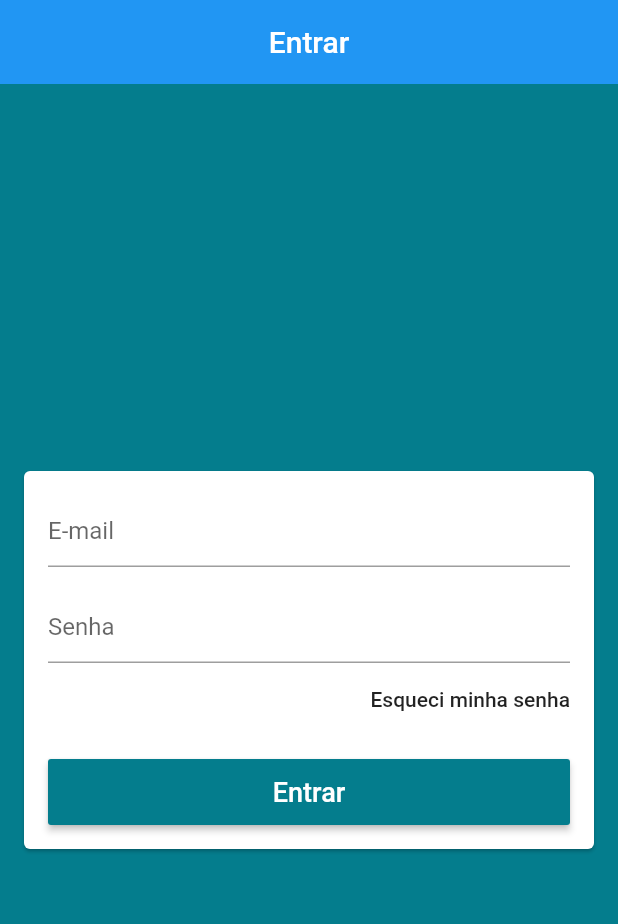
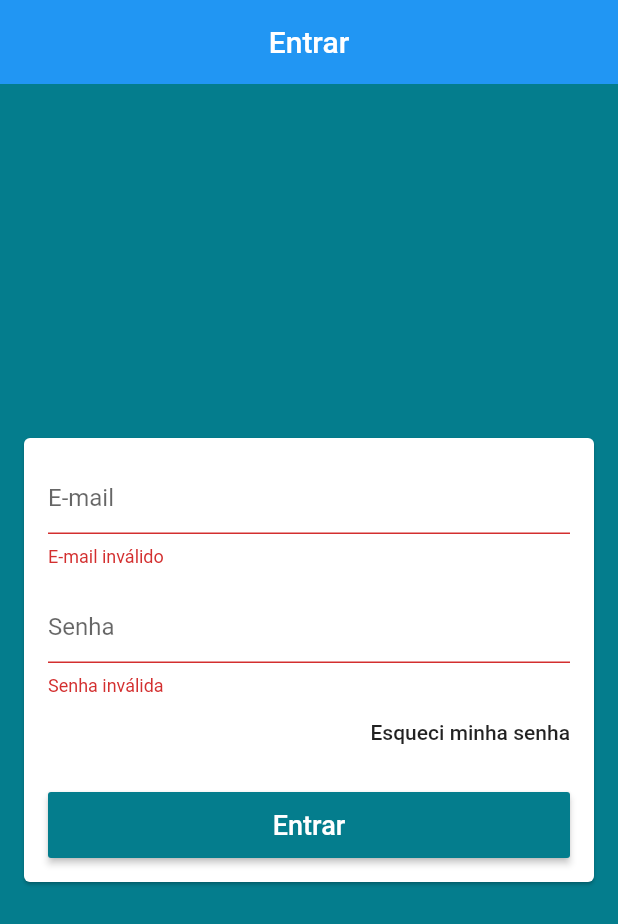
Before and after one commit to rayaniselim/loja_virtual, a Flutter app: the screen it shows after launch, after a tap on "Entrar", on a phone screen of 412 x 824 dp. Shown: the top 924 px of the screen. Run offline on Flutter 3.47's test engine with Material 2 defaults, Android fonts, the phone set to English and light mode, and no system bars; our stand-ins replace firebase_auth; missing offline and left inert: cloud_firestore_web, firebase_auth_web, firebase_core_web; accounts and stored records are empty.

Commit message:
Class 20 finished

```diff
--- /dev/null
+++ b/lib/helpers/validators.dart
@@ -0,0 +1,5 @@
+bool emailValid(String email){
+RegExp regex = RegExp(
+      r"^(([^<>()[\]\\.,;:\s@\']+(\.[^<>()[\]\\.,;:\s@\']+)*)|(\'.+\'))@((\[[0-9]{1,3}\.[0-9]{1,3}\.[0-9]{1,3}\.[0-9]{1,3}\])|(([a-zA-Z\-0-9]+\.)+[a-zA-Z]{2,}))$");
+return regex.hasMatch(email);
+}
--- a/lib/main.dart
+++ b/lib/main.dart
@@ -1,4 +1,6 @@
 import 'package:flutter/material.dart';
+import 'package:loja_virtual/models/user_manager.dart';
+import 'package:provider/provider.dart';
 import 'screens/base/base_screens.dart';
 
 void main() {
@@ -8,7 +10,9 @@ void main() {
 class MyApp extends StatelessWidget {
   @override
   Widget build(BuildContext context) {
-    return MaterialApp(
+    return Provider(
+      create: (_) => UserManager() ,
+      child: MaterialApp(
       debugShowCheckedModeBanner: false,
       title: 'Loja Virtual Ray',
       theme: ThemeData(
@@ -22,6 +26,7 @@ class MyApp extends StatelessWidget {
 
       ),
 home: BaseScreen(),
+    )
     );
   }
 }
--- /dev/null
+++ b/lib/models/user.dart
@@ -0,0 +1,7 @@
+class User {
+
+User({this.email, this.password});
+  String email;
+  String password;
+
+}
--- a/lib/screens/login/login_screen.dart
+++ b/lib/screens/login/login_screen.dart
@@ -1,9 +1,21 @@
+import 'package:firebase_auth/firebase_auth.dart';
+import 'package:loja_virtual/models/user.dart';
+import 'package:loja_virtual/models/user_manager.dart';
+import 'package:provider/provider.dart';
 import 'package:flutter/material.dart';
+import 'package:loja_virtual/helpers/validators.dart';
 
 class LoginScreen extends StatelessWidget {
+  final TextEditingController emailController = TextEditingController();
+  final TextEditingController passController = TextEditingController();
+
+  final GlobalKey<FormState> formKey = GlobalKey<FormState>();
+  final GlobalKey<ScaffoldState> scaffoldKey = GlobalKey<ScaffoldState>();
+
   @override
   Widget build(BuildContext context) {
     return Scaffold(
+      key: scaffoldKey,
       appBar: AppBar(
         title: const Text('Entrar'),
         centerTitle: true,
@@ -11,15 +23,19 @@ class LoginScreen extends StatelessWidget {
       body: Center(
         child: Card(
           margin: const EdgeInsets.symmetric(horizontal: 16),
+          child: Form(
+            key: formKey,
             child: ListView(
               padding: const EdgeInsets.all(16),
               shrinkWrap: true,
               children: <Widget>[
                 TextFormField(
+                  controller: emailController,
                   decoration: const InputDecoration(hintText: 'E-mail'),
                   keyboardType: TextInputType.emailAddress,
                   autocorrect: false,
                   validator: (email) {
+                    if (!emailValid(email)) return 'E-mail inválido';
                     return null;
                   },
                 ),
@@ -27,11 +43,12 @@ class LoginScreen extends StatelessWidget {
                   height: 16,
                 ),
                 TextFormField(
+                  controller: passController,
                   decoration: const InputDecoration(hintText: 'Senha'),
                   autocorrect: false,
                   obscureText: true,
                   validator: (pass) {
-                    if (pass.isEmpty || pass.length < 6) ;
+                    if (pass.isEmpty || pass.length < 6)
                       return 'Senha inválida';
                     return null;
                   },
@@ -44,13 +61,42 @@ class LoginScreen extends StatelessWidget {
                     child: Text('Esqueci minha senha'),
                   ),
                 ),
-                const SizedBox(
+                SizedBox(
                   height: 16,
                 ),
+                /*  Container( // KEVIN: inserir container quando estiver na duvida onde encontrar este widget
+                  color: Colors.amber,
+                  child: const SizedBox(
+                    height: 16,
+                    child: Icon(Icons.ac_unit_outlined),
+                  ),
+                ), */
                 SizedBox(
                   height: 44,
                   child: RaisedButton(
-                    onPressed: () {},
+                    onPressed: () {
+                      if (formKey.currentState.validate()) {
+                        context.read<UserManager>().signIn(
+                              user: User(
+                                email: emailController.text,
+                                password: passController.text,
+                              ),
+                              onFail: (e) {
+                                scaffoldKey.currentState.showSnackBar(SnackBar(
+                                  content: Text('Falha ao entrar: $e'),
+                                  backgroundColor: Colors.red,
+                                ));
+                              },
+                              onSuccess: () {
+                                // TODO : FECHAR TELA DE LOGIN
+                                /*     print ('Sucesso'); */
+                              },
+                            );
+                        // foi apagado na aula o codigo abaixo
+                        /* FirebaseAuth.instance.signInWithEmailAndPassword(
+                email: null, password: null); */
+                      }
+                    },
                     color: Theme.of(context).primaryColor,
                     textColor: Colors.white,
                     child: const Text(
@@ -58,8 +104,12 @@ class LoginScreen extends StatelessWidget {
                       style: TextStyle(fontSize: 18),
                     ),
                   ),
-                )
-              ]),
-        )));
+                ),
+              ],
+            ),
+          ),
+        ),
+      ),
+    );
   }
 }
```
Also changed, not shown: lib/common/common_custom_drawer/drawer_tile.dart (+12 -8 lines), lib/helpers/firebase_errors.dart (added, +42 -0 lines), lib/models/user_manager.dart (added, +21 -0 lines), 9 other files. Lines whose indentation alone changed are shown as unchanged.
